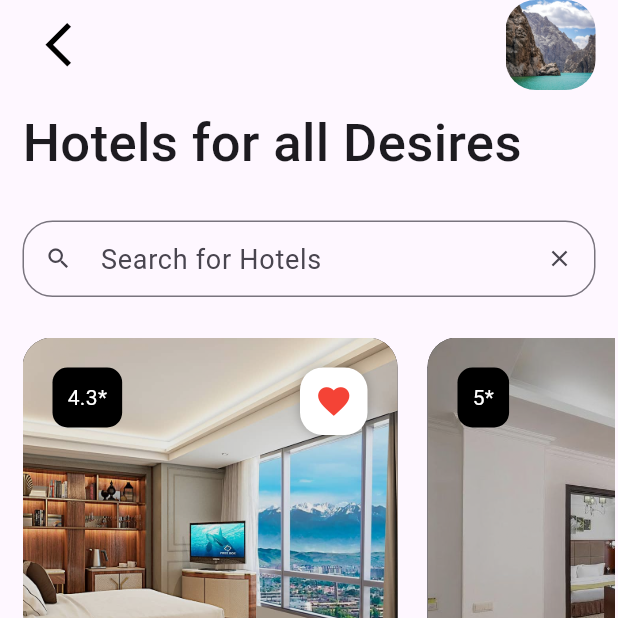
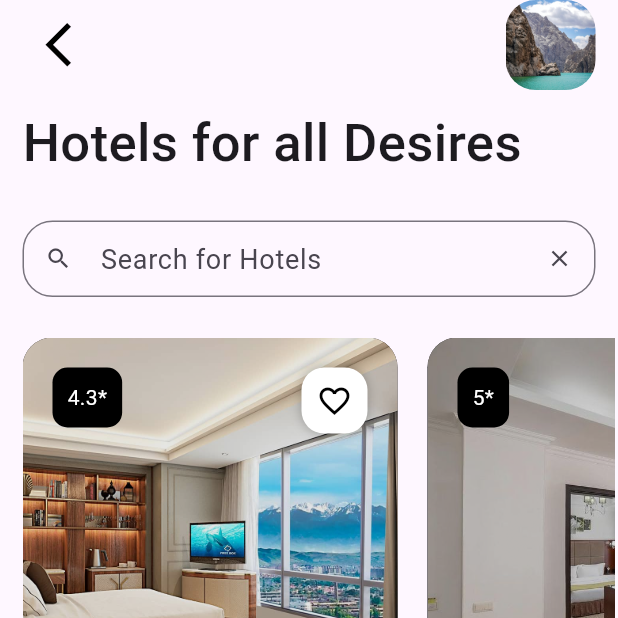
Before and after one commit to orozbaevelmar/Flutter_Start_Journey, a Flutter app: the HotelsScreen screen opened directly, on a phone screen of 412 x 824 dp, the top half of it. Run offline on Flutter 3.47's test engine with Material 3 defaults, Android fonts, the phone set to English and light mode, and no system bars; our stand-ins replace curved_navigation_bar, google_fonts; Roboto replaces fonts that are missing (Acme).

Commit message:
sixth commit

```diff
--- /dev/null
+++ b/lib/favourite/store/favourite_store.dart
@@ -0,0 +1,53 @@
+import 'dart:collection';
+
+import 'package:flutter/material.dart';
+import 'package:start_journey/home_categories/hotel/store/hotel_store.dart';
+
+class FavouriteStore {
+  static final LinkedHashSet<String?> favouriteElementsInLinkedHashSet =
+      LinkedHashSet();
+
+  Icon checkFavoureIconRedOrOutlined(int index) {
+    /*  // update value to 'f' and 'u'
+    HotelStore.mapHotelInformation.entries
+            .elementAt(index)
+            .value
+            .elementAt(1)
+            .startsWith('u') ? HotelStore.mapHotelInformation.update(key, (value) => 'f') */
+
+    return HotelStore.mapHotelInformation.entries
+            .elementAt(index)
+            .value
+            .elementAt(1)
+            .startsWith('u')
+        ? Icon(
+            Icons.favorite_outline_outlined,
+            color: Colors.black,
+          )
+        : Icon(
+            Icons.favorite,
+            color: Colors.red,
+          );
+  }
+
+  void addToFavouriteElement(int index) {
+    // change favourite signature in HashMap:-----------------------------------
+    HotelStore.mapHotelInformation.entries.elementAt(index).value[1] =
+        HotelStore.mapHotelInformation.entries
+                .elementAt(index)
+                .value
+                .elementAt(1)
+                .startsWith('u')
+            ? 'f'
+            : 'u';
+
+    // add in LinkedHashMap elements(hotels, sights, places):-------------------
+    favouriteElementsInLinkedHashSet
+        .add(HotelStore.mapHotelInformation.entries.elementAt(index).key);
+  }
+
+  // delete favourite element from LinkedHashMap:-------------------------------
+  void deleteFromFavouriteElement(String elementsName) {
+    favouriteElementsInLinkedHashSet.remove(elementsName);
+  }
+}
--- a/lib/home_categories/hotel/hotels_screen.dart
+++ b/lib/home_categories/hotel/hotels_screen.dart
@@ -1,33 +1,19 @@
 import 'package:flutter/material.dart';
 import 'package:google_fonts/google_fonts.dart';
+import 'package:start_journey/favourite/store/favourite_store.dart';
 import 'package:start_journey/home_categories/hotel/hotel_post_screen.dart';
 import 'package:start_journey/home_categories/hotel/store/hotel_store.dart';
 
 class HotelsScreen extends StatefulWidget {
   HotelsScreen({super.key});
 
-  /* static List<String> hotelsName = [
-    'Sheraton Bishkek',
-    'Grand Hotel',
-    'Jannat Resort',
-    'Rayan Hotel',
-    'TES Hotel',
-  ]; */
-
-  //  key: hotels name
-
-  // values: 1.hotels location
-  //        2.hotels favourite icon = red or black
-  //        3.hotels photos
-  //        4.hotels stars
-  //        5.hotels price
-  //        6.hotels description
-
   @override
   State<HotelsScreen> createState() => _HotelsScreenState();
 }
 
 class _HotelsScreenState extends State<HotelsScreen> {
+  FavouriteStore _favouriteStore = FavouriteStore();
+
   List<String> yourWishes = [
     'Near You',
     'Popular',
@@ -205,19 +191,13 @@ class _HotelsScreenState extends State<HotelsScreen> {
                                 ),
                               ),
                             ),
+
+                            // Favourite Icon
                             InkWell(
                               onTap: () {
                                 setState(() {
-                                  HotelStore.mapHotelInformation.entries
-                                      .elementAt(index)
-                                      .value[1] = HotelStore
-                                          .mapHotelInformation.entries
-                                          .elementAt(index)
-                                          .value
-                                          .elementAt(1)
-                                          .startsWith('u')
-                                      ? 'f'
-                                      : 'u';
+                                  _favouriteStore
+                                      .addToFavouriteElement(index); //
                                 });
                               },
                               child: Container(
@@ -233,25 +213,8 @@ class _HotelsScreenState extends State<HotelsScreen> {
                                     ),
                                   ],
                                 ),
-                                child: Icon(
-                                  HotelStore.mapHotelInformation.entries
-                                          .elementAt(index)
-                                          .value
-                                          .elementAt(1)
-                                          .startsWith('u')
-                                      ? Icons.favorite_outline_outlined
-                                      : Icons.favorite,
-
-                                  //Icons.favorite, //favorite_outline_outlined,
-                                  color: HotelStore.mapHotelInformation.entries
-                                          .elementAt(index)
-                                          .value
-                                          .elementAt(1)
-                                          .startsWith('u')
-                                      ? Colors.black
-                                      : Colors.red, //delete,
-                                  size: 25,
-                                ),
+                                child: _favouriteStore
+                                    .checkFavoureIconRedOrOutlined(index),
                               ),
                             ),
                           ],
--- a/lib/home_categories/hotel/store/hotel_store.dart
+++ b/lib/home_categories/hotel/store/hotel_store.dart
@@ -2,6 +2,14 @@ import 'package:flutter/material.dart';
 import 'package:flutter/services.dart';
 
 class HotelStore {
+  /* static List<String> hotelsName = [
+    'Sheraton Bishkek',
+    'Grand Hotel',
+    'Jannat Resort',
+    'Rayan Hotel',
+    'TES Hotel',
+  ]; */
+
   // values: 1.hotels location
   //        2.hotels favourite icon = red or black
   //        3.hotels photos
@@ -10,15 +18,16 @@ class HotelStore {
   //        6.hotels description
 
   // all informations about hotel:----------------------------------------------
-  static Map<String, List<String>> mapHotelInformation = {
+  static final Map<String, List<String>> mapHotelInformation = {
     'Sheraton Bishkek': [
       // key: hotels name
       'Bishkek, Kyrgyzstan', // 0.hotels loacation
-      'f', // 1.hotel = favourite or unfavourite
+      'u', // 1.hotel = favourite or unfavourite
       'images/hotels/sheraton_bishkek/', // 2.hotels photos
       '4.3*', // 3.hotels star
       '\$450 / Night', // 4.hotels price
       'Sheraton Bishkek features free bikes, terrace, a restaurant and bar in Bishkek. This 5-star hotel offers a concierge service and luggage storage space. The accommodation provides a 24-hour front desk, airport transfers, room service and free Wi-Fi throughout the property.' // hotels description
+      // 5.hotel's description
     ],
     'Jannat Resort': [
       'Osh, Kyrgyzstan',
```
Also changed, not shown: lib/favourite/favourite_screen.dart (+111 -44 lines).
